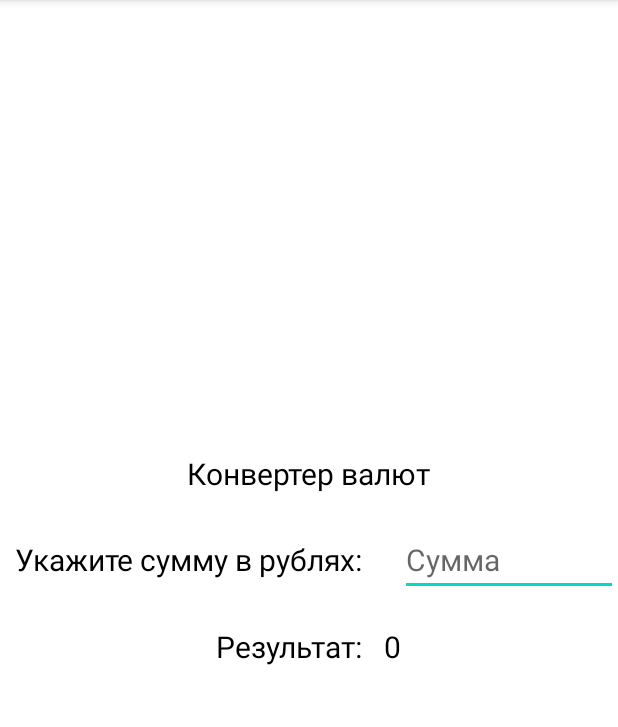
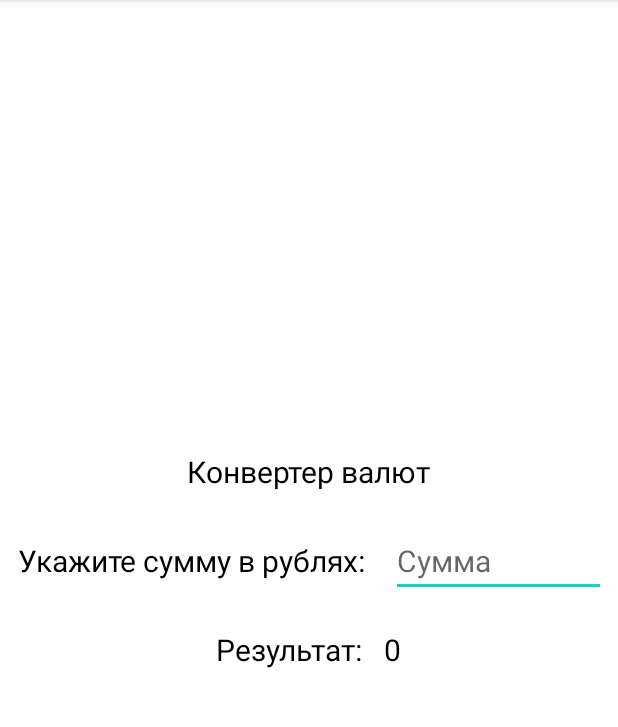
Before and after one commit to KNLighty/assignment_test_android, an Android app: the CurrencyConverterActivity screen opened directly, with no data from a screen before it, on a phone screen of 412 x 824 dp, the part 84-811 px from its top. Run offline under Robolectric (Android 15) with nearby library versions, the phone set to English and light mode, and no system bars.

```diff
--- a/app/src/main/AndroidManifest.xml
+++ b/app/src/main/AndroidManifest.xml
@@ -2,6 +2,7 @@
 <manifest xmlns:android="http://schemas.android.com/apk/res/android"
     package="com.example.testassignmentandroid">
 
+    <uses-permission android:name="android.permission.ACCESS_NETWORK_STATE" />
     <uses-permission android:name="android.permission.INTERNET" />
 
     <application
--- a/app/src/main/res/layout/activity_currency_converter.xml
+++ b/app/src/main/res/layout/activity_currency_converter.xml
@@ -31,9 +31,9 @@
 
         <TextView
             android:id="@+id/conversion_tv"
-            android:padding="10dp"
             android:layout_width="wrap_content"
             android:layout_height="wrap_content"
+            android:padding="12dp"
             android:text="Укажите сумму в рублях: "
             android:textColor="@color/black"
             android:textSize="@dimen/text_size" />
@@ -42,7 +42,7 @@
             android:id="@+id/conversion_et"
             android:layout_width="wrap_content"
             android:layout_height="48dp"
-            android:layout_marginStart="10dp"
+            android:layout_marginEnd="8dp"
             android:ems="10"
             android:hint="Сумма"
             android:inputType="numberDecimal"
```
Also changed, not shown: app/src/main/java/com/example/testassignmentandroid/CurrencyConverterActivity.java (+4 -3 lines), app/src/main/java/com/example/testassignmentandroid/MainActivity.java (+21 -0 lines), app/src/main/res/layout/activity_main.xml (+12 -0 lines).
